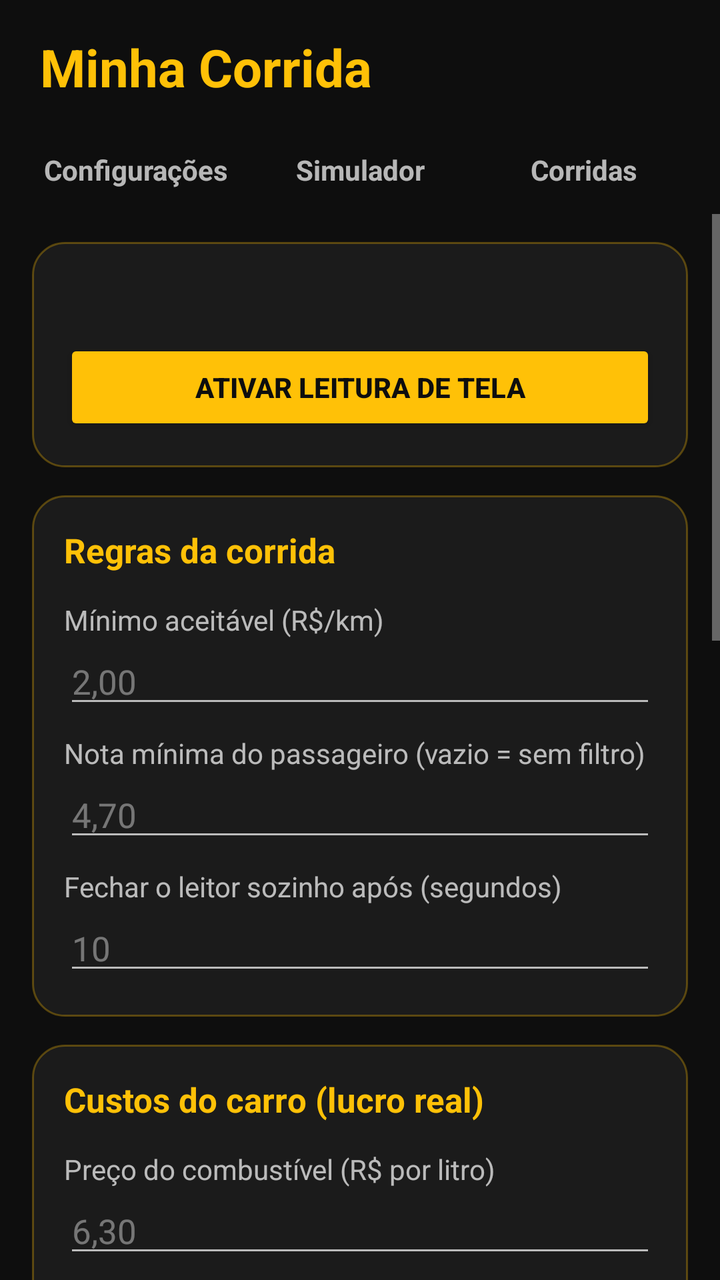
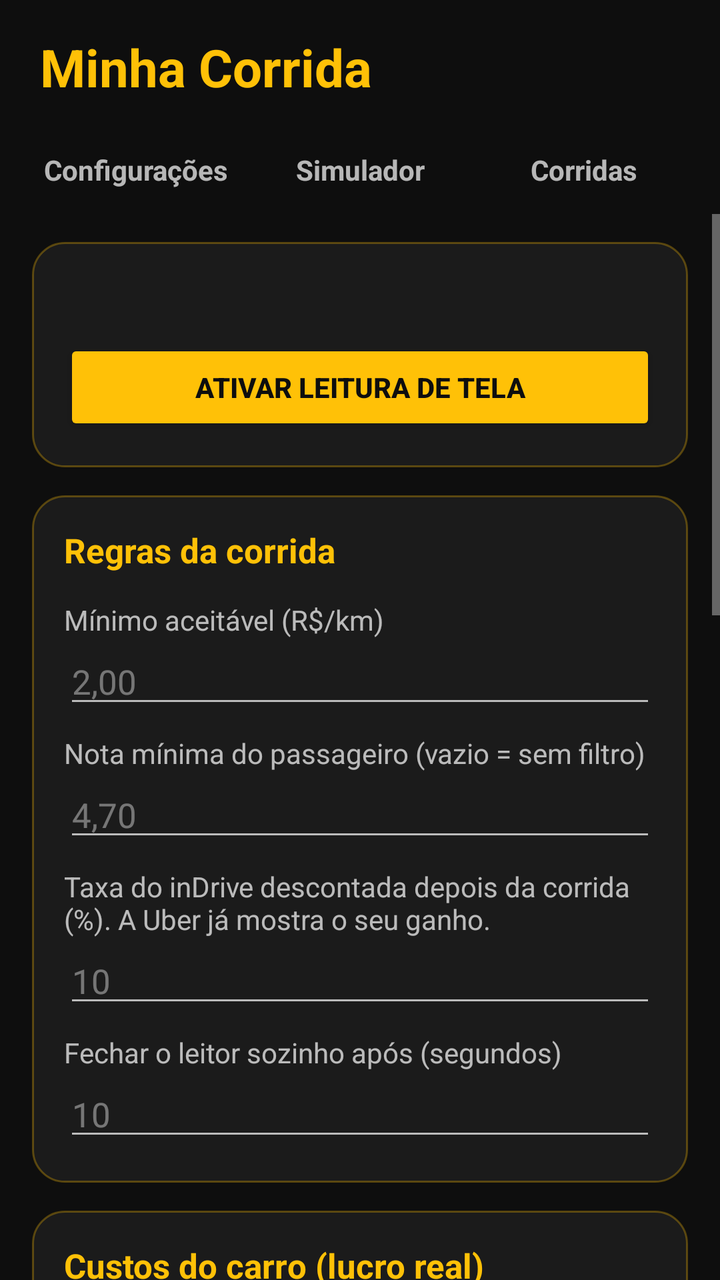

Compare the two renders of this Android layout. The source of the first and the diff that turns it into the second are given below.
<!-- AndroidManifest.xml: application theme AppTheme -->
<!-- res/layout/activity_main.xml -->
<?xml version="1.0" encoding="utf-8"?>
<LinearLayout xmlns:android="http://schemas.android.com/apk/res/android"
    android:layout_width="match_parent"
    android:layout_height="match_parent"
    android:background="@color/mc_black"
    android:orientation="vertical">

    
    <LinearLayout
        android:layout_width="match_parent"
        android:layout_height="wrap_content"
        android:gravity="center_vertical"
        android:orientation="horizontal"
        android:paddingHorizontal="20dp"
        android:paddingTop="16dp">

        <TextView
            android:layout_width="0dp"
            android:layout_height="wrap_content"
            android:layout_weight="1"
            android:text="@string/app_name"
            android:textColor="@color/mc_yellow"
            android:textSize="26sp"
            android:textStyle="bold" />

        <TextView
            android:id="@+id/tvVersion"
            android:layout_width="wrap_content"
            android:layout_height="wrap_content"
            android:textColor="@color/mc_text_muted"
            android:textSize="13sp" />
    </LinearLayout>

    
    <LinearLayout
        android:layout_width="match_parent"
        android:layout_height="wrap_content"
        android:layout_marginTop="12dp"
        android:orientation="horizontal"
        android:paddingHorizontal="16dp">

        <TextView
            android:id="@+id/tabSettings"
            style="@style/TabButton"
            android:layout_marginEnd="8dp"
            android:text="@string/tab_settings" />

        <TextView
            android:id="@+id/tabSimulator"
            style="@style/TabButton"
            android:layout_marginEnd="8dp"
            android:text="@string/tab_simulator" />

        <TextView
            android:id="@+id/tabHistory"
            style="@style/TabButton"
            android:text="@string/tab_history" />
    </LinearLayout>

    <FrameLayout
        android:layout_width="match_parent"
        android:layout_height="0dp"
        android:layout_weight="1">

        
        <ScrollView
            android:id="@+id/pageSettings"
            android:layout_width="match_parent"
            android:layout_height="match_parent">

            <LinearLayout
                android:layout_width="match_parent"
                android:layout_height="wrap_content"
                android:orientation="vertical"
                android:paddingHorizontal="16dp"
                android:paddingBottom="24dp">

                
                <LinearLayout style="@style/Section">

                    <TextView
                        android:id="@+id/tvStatus"
                        android:layout_width="wrap_content"
                        android:layout_height="wrap_content"
                        android:textColor="@color/mc_text"
                        android:textSize="17sp"
                        android:textStyle="bold" />

                    <Button
                        android:id="@+id/btnOpenSettings"
                        style="@style/YellowButton"
                        android:text="@string/open_settings" />
                </LinearLayout>

                
                <LinearLayout style="@style/Section">

                    <TextView
                        style="@style/SectionTitle"
                        android:text="@string/rules_title" />

                    <TextView
                        style="@style/FieldLabel"
                        android:text="@string/min_label" />

                    <EditText
                        android:id="@+id/etMinValue"
                        style="@style/NumberField"
                        android:hint="2,00" />

                    <TextView
                        style="@style/FieldLabel"
                        android:text="@string/min_rating_label" />

                    <EditText
                        android:id="@+id/etMinRating"
                        style="@style/NumberField"
                        android:hint="4,70" />

                    <TextView
                        style="@style/FieldLabel"
                        android:text="@string/timeout_label" />

                    <EditText
                        android:id="@+id/etTimeout"
                        style="@style/NumberField"
                        android:digits="0123456789"
                        android:hint="10"
                        android:inputType="number"
                        android:maxLength="3" />
                </LinearLayout>

                
                <LinearLayout style="@style/Section">

                    <TextView
                        style="@style/SectionTitle"
                        android:text="@string/cost_title" />

                    <TextView
                        style="@style/FieldLabel"
                        android:text="@string/fuel_price_label" />

                    <EditText
                        android:id="@+id/etFuelPrice"
                        style="@style/NumberField"
                        android:hint="6,30" />

                    <TextView
                        style="@style/FieldLabel"
                        android:text="@string/km_per_liter_label" />

                    <EditText
                        android:id="@+id/etKmPerLiter"
                        style="@style/NumberField"
                        android:hint="10" />

                    <TextView
                        style="@style/FieldLabel"
                        android:text="@string/other_cost_label" />

                    <EditText
                        android:id="@+id/etOtherCost"
                        style="@style/NumberField"
                        android:hint="0,15" />

                    <TextView
                        android:id="@+id/tvCostSummary"
                        android:layout_width="wrap_content"
                        android:layout_height="wrap_content"
                        android:layout_marginTop="6dp"
                        android:textColor="@color/mc_yellow"
                        android:textSize="14sp" />
                </LinearLayout>

                
                <LinearLayout style="@style/Section">

                    <TextView
                        style="@style/SectionTitle"
                        android:text="@string/apps_title" />

                    <CheckBox
                        android:id="@+id/cbUber"
                        style="@style/CheckItem"
                        android:text="@string/app_uber" />

                    <CheckBox
                        android:id="@+id/cbInDrive"
                        style="@style/CheckItem"
                        android:text="@string/app_indrive" />

                    <TextView
                        style="@style/SectionTitle"
                        android:layout_marginTop="12dp"
                        android:text="@string/voice_title" />

                    <CheckBox
                        android:id="@+id/cbVoice"
                        style="@style/CheckItem"
                        android:text="@string/voice_label" />
                </LinearLayout>

                
                <Button
                    android:id="@+id/btnSave"
                    style="@style/YellowButton"
                    android:layout_marginTop="18dp"
                    android:text="@string/save" />

                <Button
                    android:id="@+id/btnDiagnostics"
                    android:layout_width="match_parent"
                    android:layout_height="wrap_content"
                    android:layout_marginTop="10dp"
                    android:backgroundTint="@color/mc_surface"
                    android:text="@string/diagnostics_title"
                    android:textColor="@color/mc_yellow" />

                
                <Button
                    android:id="@+id/btnExit"
                    android:layout_width="match_parent"
                    android:layout_height="wrap_content"
                    android:layout_marginTop="10dp"
                    android:backgroundTint="#C62828"
                    android:text="@string/exit"
                    android:textColor="@color/mc_text"
                    android:textStyle="bold" />

                <TextView
                    android:layout_width="wrap_content"
                    android:layout_height="wrap_content"
                    android:layout_marginTop="20dp"
                    android:text="@string/help"
                    android:textColor="@color/mc_text_muted"
                    android:textSize="14sp" />
            </LinearLayout>
        </ScrollView>

        
        <LinearLayout
            android:id="@+id/pageSimulator"
            android:layout_width="match_parent"
            android:layout_height="match_parent"
            android:orientation="vertical"
            android:visibility="gone">

            <TextView
                android:layout_width="match_parent"
                android:layout_height="wrap_content"
                android:layout_marginHorizontal="20dp"
                android:layout_marginTop="12dp"
                android:text="@string/preview_title"
                android:textColor="@color/mc_text_muted"
                android:textSize="13sp" />

        <FrameLayout
            android:layout_width="match_parent"
            android:layout_height="wrap_content"
            android:layout_marginTop="4dp"
            android:minHeight="120dp"
            android:paddingHorizontal="8dp">

            <include
                android:id="@+id/previewCard"
                layout="@layout/overlay_ride"
                android:layout_width="match_parent"
                android:layout_height="wrap_content" />

            <TextView
                android:id="@+id/tvPreviewMessage"
                android:layout_width="match_parent"
                android:layout_height="wrap_content"
                android:layout_gravity="center"
                android:gravity="center"
                android:textColor="@color/mc_red"
                android:textSize="15sp"
                android:visibility="gone" />
        </FrameLayout>

            <ScrollView
                android:layout_width="match_parent"
                android:layout_height="0dp"
                android:layout_weight="1">

                <LinearLayout
                    android:layout_width="match_parent"
                    android:layout_height="wrap_content"
                    android:orientation="vertical"
                    android:paddingHorizontal="16dp"
                    android:paddingBottom="24dp">

                    
                    <LinearLayout style="@style/Section">

                        <TextView
                            style="@style/SectionTitle"
                            android:text="@string/sim_title" />

                        <TextView
                            style="@style/FieldLabel"
                            android:text="@string/sim_app_label" />

                        <RadioGroup
                            android:id="@+id/rgSimApp"
                            android:layout_width="match_parent"
                            android:layout_height="wrap_content"
                            android:orientation="horizontal">

                            <RadioButton
                                android:id="@+id/rbSimUber"
                                style="@style/RadioItem"
                                android:checked="true"
                                android:text="@string/app_uber" />

                            <RadioButton
                                android:id="@+id/rbSimInDrive"
                                style="@style/RadioItem"
                                android:text="@string/app_indrive" />
                        </RadioGroup>

                        <LinearLayout
                            android:layout_width="match_parent"
                            android:layout_height="wrap_content"
                            android:orientation="horizontal">

                            <LinearLayout
                                android:layout_width="0dp"
                                android:layout_height="wrap_content"
                                android:layout_marginEnd="8dp"
                                android:layout_weight="1"
                                android:orientation="vertical">

                                <TextView
                                    style="@style/FieldLabel"
                                    android:text="@string/sim_fare_label" />

                                <EditText
                                    android:id="@+id/etSimFare"
                                    style="@style/NumberField"
                                    android:hint="7,04" />
                            </LinearLayout>

                            <LinearLayout
                                android:layout_width="0dp"
                                android:layout_height="wrap_content"
                                android:layout_weight="1"
                                android:orientation="vertical">

                                <TextView
                                    style="@style/FieldLabel"
                                    android:text="@string/sim_rating_label" />

                                <EditText
                                    android:id="@+id/etSimRating"
                                    style="@style/NumberField"
                                    android:hint="4,82" />
                            </LinearLayout>
                        </LinearLayout>

                        <LinearLayout
                            android:layout_width="match_parent"
                            android:layout_height="wrap_content"
                            android:orientation="horizontal">

                            <LinearLayout
                                android:layout_width="0dp"
                                android:layout_height="wrap_content"
                                android:layout_marginEnd="8dp"
                                android:layout_weight="1"
                                android:orientation="vertical">

                                <TextView
                                    style="@style/FieldLabel"
                                    android:text="@string/sim_pickup_label" />

                                <EditText
                                    android:id="@+id/etSimPickupKm"
                                    style="@style/NumberField"
                                    android:hint="4,0" />
                            </LinearLayout>

                            <LinearLayout
                                android:layout_width="0dp"
                                android:layout_height="wrap_content"
                                android:layout_weight="1"
                                android:orientation="vertical">

                                <TextView
                                    style="@style/FieldLabel"
                                    android:text="@string/sim_trip_label" />

                                <EditText
                                    android:id="@+id/etSimTripKm"
                                    style="@style/NumberField"
                                    android:hint="3,0" />
                            </LinearLayout>
                        </LinearLayout>

                        <Button
                            android:id="@+id/btnTestVoice"
                            style="@style/YellowButton"
                            android:text="@string/test_voice" />
                    </LinearLayout>
                </LinearLayout>
            </ScrollView>
        </LinearLayout>
        
        <LinearLayout
            android:id="@+id/pageHistory"
            android:layout_width="match_parent"
            android:layout_height="match_parent"
            android:orientation="vertical"
            android:paddingHorizontal="16dp"
            android:visibility="gone">

            
            <LinearLayout
                android:layout_width="match_parent"
                android:layout_height="wrap_content"
                android:layout_marginTop="12dp"
                android:orientation="horizontal">

                <TextView
                    android:id="@+id/periodDay"
                    style="@style/TabButton"
                    android:layout_height="38dp"
                    android:layout_marginEnd="6dp"
                    android:text="@string/period_day"
                    android:textSize="14sp" />

                <TextView
                    android:id="@+id/periodWeek"
                    style="@style/TabButton"
                    android:layout_height="38dp"
                    android:layout_marginEnd="6dp"
                    android:text="@string/period_week"
                    android:textSize="14sp" />

                <TextView
                    android:id="@+id/periodMonth"
                    style="@style/TabButton"
                    android:layout_height="38dp"
                    android:text="@string/period_month"
                    android:textSize="14sp" />
            </LinearLayout>

            
            <LinearLayout
                android:layout_width="match_parent"
                android:layout_height="wrap_content"
                android:layout_marginTop="8dp"
                android:gravity="center_vertical"
                android:orientation="horizontal">

                <TextView
                    android:id="@+id/btnPeriodPrev"
                    android:layout_width="48dp"
                    android:layout_height="40dp"
                    android:gravity="center"
                    android:text="◀"
                    android:textColor="@color/mc_yellow"
                    android:textSize="20sp" />

                <TextView
                    android:id="@+id/tvPeriodLabel"
                    android:layout_width="0dp"
                    android:layout_height="wrap_content"
                    android:layout_weight="1"
                    android:gravity="center"
                    android:textColor="@color/mc_yellow"
                    android:textSize="17sp"
                    android:textStyle="bold" />

                <TextView
                    android:id="@+id/btnPeriodNext"
                    android:layout_width="48dp"
                    android:layout_height="40dp"
                    android:gravity="center"
                    android:text="▶"
                    android:textColor="@color/mc_yellow"
                    android:textSize="20sp" />
            </LinearLayout>

            
            <LinearLayout
                style="@style/Section"
                android:layout_marginTop="6dp">

                <TextView
                    android:id="@+id/tvHistCountKm"
                    android:layout_width="wrap_content"
                    android:layout_height="wrap_content"
                    android:textColor="@color/mc_text"
                    android:textSize="15sp"
                    android:textStyle="bold" />

                <LinearLayout
                    android:layout_width="match_parent"
                    android:layout_height="wrap_content"
                    android:layout_marginTop="8dp"
                    android:orientation="horizontal">

                    <LinearLayout
                        android:layout_width="0dp"
                        android:layout_height="wrap_content"
                        android:layout_weight="1"
                        android:orientation="vertical">

                        <TextView
                            android:layout_width="wrap_content"
                            android:layout_height="wrap_content"
                            android:text="@string/hist_profit"
                            android:textColor="@color/mc_text_muted"
                            android:textSize="13sp" />

                        <TextView
                            android:id="@+id/tvHistProfit"
                            android:layout_width="wrap_content"
                            android:layout_height="wrap_content"
                            android:textColor="@color/mc_green"
                            android:textSize="26sp"
                            android:textStyle="bold" />
                    </LinearLayout>

                    <LinearLayout
                        android:layout_width="0dp"
                        android:layout_height="wrap_content"
                        android:layout_weight="1"
                        android:orientation="vertical">

                        <TextView
                            android:layout_width="wrap_content"
                            android:layout_height="wrap_content"
                            android:text="@string/hist_cost"
                            android:textColor="@color/mc_text_muted"
                            android:textSize="13sp" />

                        <TextView
                            android:id="@+id/tvHistCost"
                            android:layout_width="wrap_content"
                            android:layout_height="wrap_content"
                            android:textColor="@color/mc_yellow"
                            android:textSize="26sp"
                            android:textStyle="bold" />
                    </LinearLayout>
                </LinearLayout>

                <TextView
                    android:id="@+id/tvHistCostDetail"
                    android:layout_width="wrap_content"
                    android:layout_height="wrap_content"
                    android:layout_marginTop="6dp"
                    android:textColor="@color/mc_text_muted"
                    android:textSize="13sp" />
            </LinearLayout>

            
            <Button
                android:id="@+id/btnManualRide"
                style="@style/YellowButton"
                android:layout_marginTop="10dp"
                android:text="@string/hist_manual_button" />

            <Button
                android:id="@+id/btnKeepSelected"
                android:layout_width="match_parent"
                android:layout_height="wrap_content"
                android:layout_marginTop="6dp"
                android:backgroundTint="@color/mc_green"
                android:text="@string/hist_keep_button"
                android:textColor="@color/mc_text"
                android:textStyle="bold" />

            <TextView
                android:layout_width="wrap_content"
                android:layout_height="wrap_content"
                android:layout_marginTop="12dp"
                android:text="@string/hist_hint"
                android:textColor="@color/mc_text_muted"
                android:textSize="13sp" />

            <TextView
                android:id="@+id/tvHistEmpty"
                android:layout_width="match_parent"
                android:layout_height="wrap_content"
                android:layout_marginTop="16dp"
                android:gravity="center"
                android:text="@string/hist_empty"
                android:textColor="@color/mc_text_muted"
                android:textSize="14sp"
                android:visibility="gone" />

            <ScrollView
                android:layout_width="match_parent"
                android:layout_height="0dp"
                android:layout_weight="1">

                <LinearLayout
                    android:id="@+id/historyList"
                    android:layout_width="match_parent"
                    android:layout_height="wrap_content"
                    android:orientation="vertical"
                    android:paddingBottom="16dp" />
            </ScrollView>
        </LinearLayout>
    </FrameLayout>
</LinearLayout>
<!-- res/layout/overlay_ride.xml (included above) -->
<?xml version="1.0" encoding="utf-8"?>
<LinearLayout xmlns:android="http://schemas.android.com/apk/res/android"
    android:id="@+id/overlayRoot"
    android:layout_width="match_parent"
    android:layout_height="wrap_content"
    android:orientation="vertical"
    android:padding="8dp">

    
    <LinearLayout
        android:id="@+id/platformStrip"
        android:layout_width="match_parent"
        android:layout_height="wrap_content"
        android:gravity="center_vertical"
        android:orientation="horizontal"
        android:paddingHorizontal="12dp"
        android:paddingVertical="4dp">

        <TextView
            android:id="@+id/tvPlatform"
            android:layout_width="0dp"
            android:layout_height="wrap_content"
            android:layout_weight="1"
            android:textSize="17sp"
            android:textStyle="bold" />

        <TextView
            android:id="@+id/tvRating"
            android:layout_width="wrap_content"
            android:layout_height="wrap_content"
            android:textSize="15sp"
            android:textStyle="bold" />
    </LinearLayout>

    <LinearLayout
        android:layout_width="match_parent"
        android:layout_height="wrap_content"
        android:layout_marginTop="6dp"
        android:orientation="horizontal">

        
        <br.com.minhacorrida.ui.SquareLayout
            android:layout_width="0dp"
            android:layout_height="wrap_content"
            android:layout_marginEnd="6dp"
            android:layout_weight="1"
            android:background="@drawable/bg_card_box"
            android:gravity="center"
            android:orientation="vertical"
            android:padding="4dp">

            <TextView
                android:layout_width="wrap_content"
                android:layout_height="wrap_content"
                android:text="@string/card_label_per_km"
                android:textColor="#E6FFFFFF"
                android:textSize="12sp" />

            <TextView
                android:id="@+id/tvValuePerKm"
                style="@style/CardBigNumber" />

            <TextView
                android:id="@+id/tvDetails"
                style="@style/CardSmallText" />
        </br.com.minhacorrida.ui.SquareLayout>

        
        <br.com.minhacorrida.ui.SquareLayout
            android:layout_width="0dp"
            android:layout_height="wrap_content"
            android:layout_marginEnd="6dp"
            android:layout_weight="1"
            android:background="@drawable/bg_card_box"
            android:gravity="center"
            android:orientation="vertical"
            android:padding="4dp">

            <TextView
                android:id="@+id/tvProfitLabel"
                android:layout_width="wrap_content"
                android:layout_height="wrap_content"
                android:textColor="#E6FFFFFF"
                android:textSize="12sp" />

            <TextView
                android:id="@+id/tvProfit"
                style="@style/CardBigNumber" />

            <TextView
                android:id="@+id/tvProfitDetails"
                style="@style/CardSmallText" />
        </br.com.minhacorrida.ui.SquareLayout>

        
        <br.com.minhacorrida.ui.SquareLayout
            android:layout_width="0dp"
            android:layout_height="wrap_content"
            android:layout_weight="1"
            android:background="@drawable/bg_card_box"
            android:gravity="center"
            android:orientation="vertical"
            android:padding="4dp">

            <TextView
                android:layout_width="wrap_content"
                android:layout_height="wrap_content"
                android:text="@string/card_label_minimum"
                android:textColor="#E6FFFFFF"
                android:textSize="12sp" />

            <TextView
                android:id="@+id/tvMinimumFare"
                style="@style/CardBigNumber" />

            <TextView
                android:id="@+id/tvMinimumLabel"
                style="@style/CardSmallText" />
        </br.com.minhacorrida.ui.SquareLayout>
    </LinearLayout>

    <TextView
        android:id="@+id/tvTapToClose"
        android:layout_width="match_parent"
        android:layout_height="wrap_content"
        android:layout_marginTop="4dp"
        android:gravity="center"
        android:text="@string/tap_to_close"
        android:textColor="#B3FFFFFF"
        android:textSize="11sp" />
</LinearLayout>
<!-- resources referenced by this layout -->
<resources>
  <color name="mc_black">#FF0E0E0E</color>
  <color name="mc_green">#FF2EAD4B</color>
  <color name="mc_red">#FFE53935</color>
  <color name="mc_surface">#FF1B1B1B</color>
  <color name="mc_text">#FFFFFFFF</color>
  <color name="mc_text_muted">#B3FFFFFF</color>
  <color name="mc_yellow">#FFFFC107</color>
  <!-- drawable bg_card_box (drawable) -->
  <?xml version="1.0" encoding="utf-8"?>
  <shape xmlns:android="http://schemas.android.com/apk/res/android" android:shape="rectangle">
      <solid android:color="#38000000" />
      <corners android:radius="12dp" />
  </shape>
  <string name="app_indrive">inDrive</string>
  <string name="app_name">Minha Corrida</string>
  <string name="app_uber">Uber</string>
  <string name="apps_title">Apps lidos e informados</string>
  <string name="card_label_minimum">Mínimo</string>
  <string name="card_label_per_km">R$/km</string>
  <string name="cost_title">Custos do carro (lucro real)</string>
  <string name="diagnostics_title">Diagnóstico da leitura</string>
  <string name="exit">Encerrar</string>
  <string name="fuel_price_label">Preço do combustível (R$ por litro)</string>
  <string name="help">Abra o Uber Driver ou o inDrive. Quando chegar uma oferta, o valor por km aparece no topo da tela: verde se atinge o seu mínimo, vermelho se não.\n\nNo inDrive, abra a oferta: o app lê as duas distâncias do mapa (até o passageiro + viagem).\n\nO leitor fecha com um toque ou após o tempo configurado.</string>
  <string name="hist_cost">Separar p/ abastecer</string>
  <string name="hist_empty">Nenhuma corrida neste período.</string>
  <string name="hist_hint">Corridas verdes (inDrive: só as que você aceitou ou fez contraproposta). Marque as que realizou. Toque longo corrige o valor.</string>
  <string name="hist_keep_button">Corridas Selecionadas</string>
  <string name="hist_manual_button">Registrar Corrida Manual</string>
  <string name="hist_profit">Lucro</string>
  <string name="km_per_liter_label">Consumo do carro (km por litro)</string>
  <string name="min_label">Mínimo aceitável (R$/km)</string>
  <string name="min_rating_label">Nota mínima do passageiro (vazio = sem filtro)</string>
  <string name="open_settings">Ativar leitura de tela</string>
  <string name="other_cost_label">Outros custos por km (opcional: manutenção, pneus)</string>
  <string name="period_day">Dia</string>
  <string name="period_month">Mês</string>
  <string name="period_week">Semana</string>
  <string name="preview_title">O card muda conforme você altera a corrida de exemplo ou os valores da aba Configurações (mesmo antes de salvar).</string>
  <string name="rules_title">Regras da corrida</string>
  <string name="save">Salvar</string>
  <string name="sim_app_label">App da corrida</string>
  <string name="sim_fare_label">Valor (R$)</string>
  <string name="sim_pickup_label">Km até o passageiro</string>
  <string name="sim_rating_label">Nota do passageiro</string>
  <string name="sim_title">Corrida de exemplo</string>
  <string name="sim_trip_label">Km da viagem</string>
  <string name="tab_history">Corridas</string>
  <string name="tab_settings">Configurações</string>
  <string name="tab_simulator">Simulador</string>
  <string name="tap_to_close">toque para fechar</string>
  <string name="test_voice">▶ Testar voz</string>
  <string name="timeout_label">Fechar o leitor sozinho após (segundos)</string>
  <string name="voice_label">Falar \"Aceitar corrida\" nas corridas verdes</string>
  <string name="voice_title">Falar corridas</string>
  <color name="mc_hint">#66FFFFFF</color>
  <color name="mc_surface_border">#4DFFC107</color>
  <!-- unchanged entries left out for length: 12 -->
</resources>

<!-- the commit's change to res/layout/activity_main.xml (unified diff, before → after) -->
@@ -116,6 +116,15 @@
                         android:id="@+id/etMinRating"
                         style="@style/NumberField"
                         android:hint="4,70" />
+
+                    <TextView
+                        style="@style/FieldLabel"
+                        android:text="@string/indrive_fee_label" />
+
+                    <EditText
+                        android:id="@+id/etInDriveFee"
+                        style="@style/NumberField"
+                        android:hint="10" />
 
                     <TextView
                         style="@style/FieldLabel"
<!-- resource entries referenced after the edit -->
@@ -30,6 +30,7 @@
   <string name="hist_keep_button">Corridas Selecionadas</string>
   <string name="hist_manual_button">Registrar Corrida Manual</string>
   <string name="hist_profit">Lucro</string>
+  <string name="indrive_fee_label">Taxa do inDrive descontada depois da corrida (%). A Uber já mostra o seu ganho.</string>
   <string name="km_per_liter_label">Consumo do carro (km por litro)</string>
   <string name="min_label">Mínimo aceitável (R$/km)</string>
   <string name="min_rating_label">Nota mínima do passageiro (vazio = sem filtro)</string>
